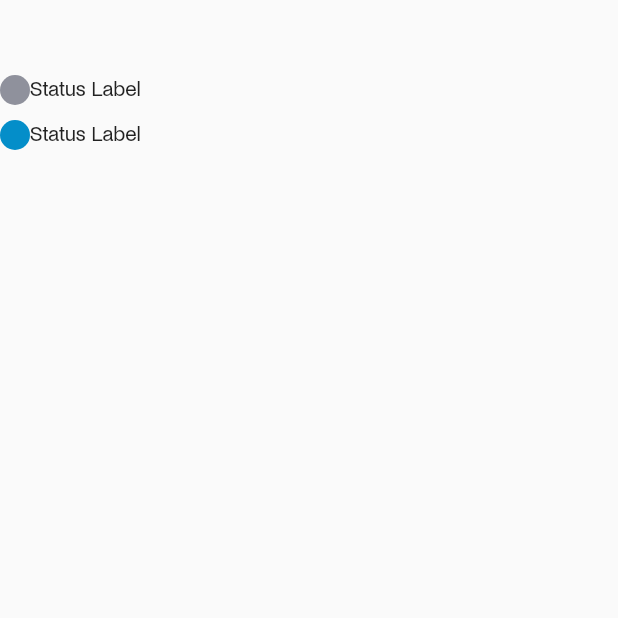
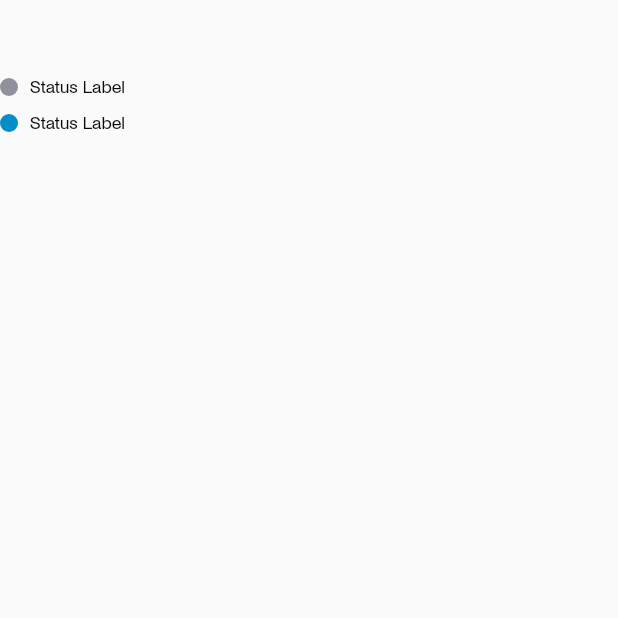
Before and after one commit to toihocflutter/ErifazDS, a Flutter app: the screen it shows after launch, on a phone screen of 412 x 824 dp, the top half of it. Run offline on Flutter 3.47's test engine with Material 2 defaults, Android fonts, the phone set to English and light mode, and no system bars.

Commit message:
[Erifaz-1] Stats label component

```diff
--- a/lib/components/StatusLabel.dart
+++ b/lib/components/StatusLabel.dart
@@ -1,5 +1,6 @@
 import 'package:flutter/material.dart';
 import 'package:ui_ux_pet/foundation/colors.dart';
+import 'package:ui_ux_pet/foundation/size.dart';
 
 class StatusLabel extends StatelessWidget {
   const StatusLabel(
@@ -16,14 +17,27 @@ class StatusLabel extends StatelessWidget {
   @override
   Widget build(BuildContext context) {
     return Wrap(
+      crossAxisAlignment: WrapCrossAlignment.center,
       direction: Axis.horizontal,
       children: [
-        Container(
-          height: 20,
-          width: 20,
-          decoration: BoxDecoration(color: color.color, shape: BoxShape.circle),
+        Padding(
+          padding:
+              const EdgeInsets.only(left: 0, top: 2.0, right: 0, bottom: 0),
+          child: Container(
+            alignment: Alignment.center,
+            height: size.circleSize,
+            width: size.circleSize,
+            decoration:
+                BoxDecoration(color: color.color, shape: BoxShape.circle),
+          ),
         ),
-        Text(label)
+        const SizedBox(width: 8),
+        Text(
+          label,
+          style: TextStyle(
+              fontSize: size.textSize,
+              color: const Color(ErifazDSColor.colorTextNeutral50)),
+        )
       ],
     );
   }
@@ -47,19 +61,19 @@ extension StatusLabelColorExt on StatusLabelColor {
 enum StatusLabelSize { medium, small }
 
 extension StatusLabelSizeExt on StatusLabelSize {
-  int get circleSize {
+  double get circleSize {
     const sizes = [
-      12,
-      10,
+      12.0,
+      10.0,
     ];
     return sizes[index];
   }
 
-  int get textSize {
+  double get textSize {
     const sizes = [
-      12,
-      10,
+      ErifazDSSize.textWebBodyRegularSmFontSize,
+      ErifazDSSize.textWebBodyRegularXsFontSize,
     ];
-    return sizes[index];
+    return sizes[index].toDouble();
   }
 }
```
